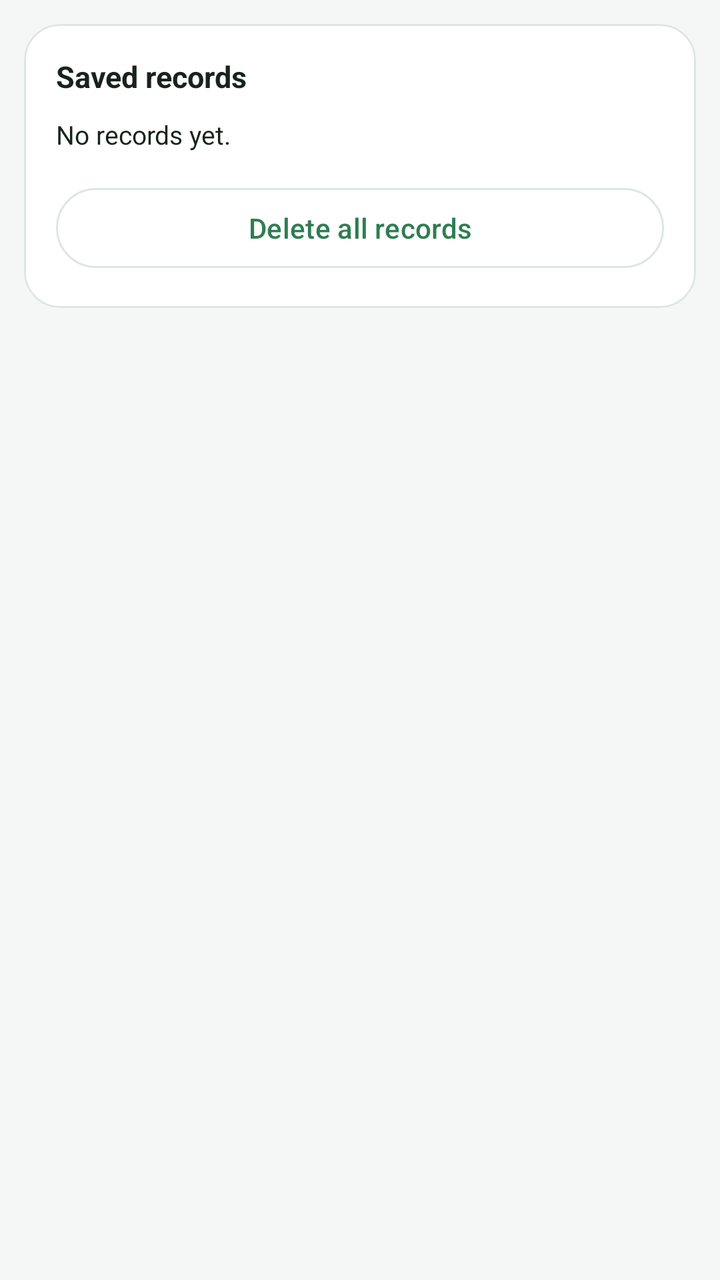
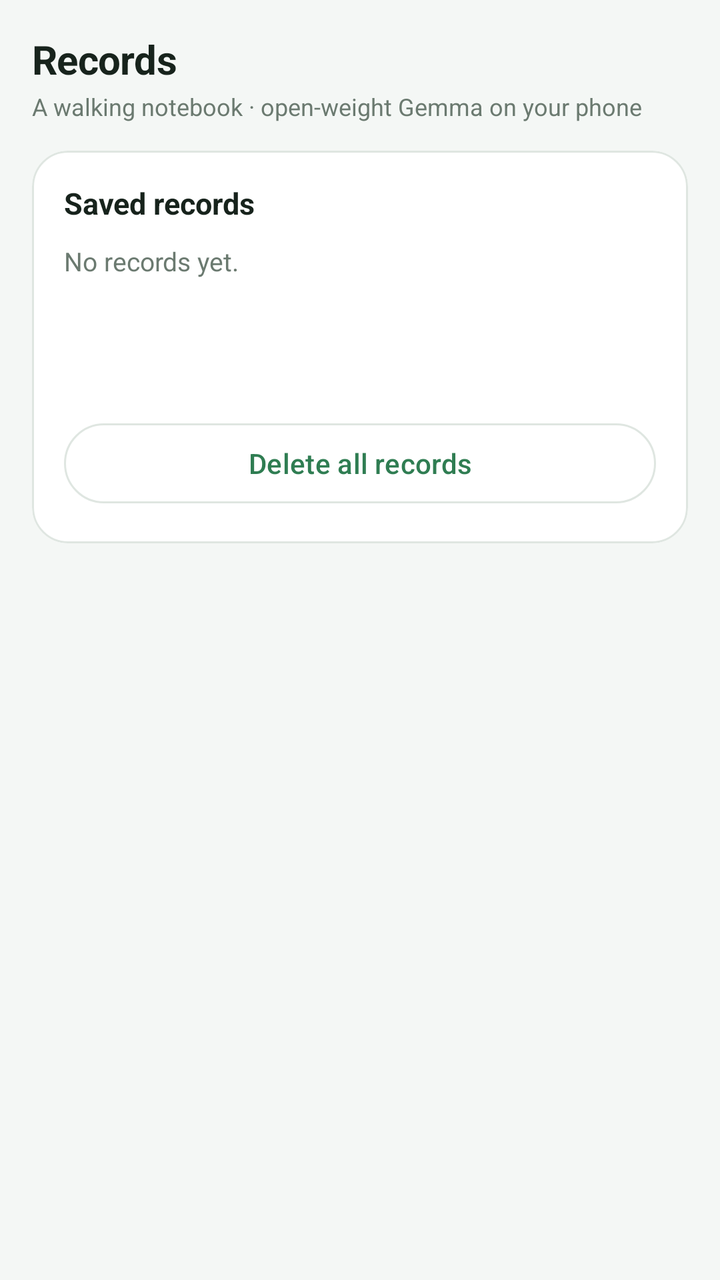

Before-and-after screenshots of an Android layout around one commit, followed by the original layout XML and the change that was made.
<!-- AndroidManifest.xml: application theme Theme.CivicWalk -->
<!-- res/layout/tab_records.xml -->
<?xml version="1.0" encoding="utf-8"?>
<LinearLayout xmlns:android="http://schemas.android.com/apk/res/android"
    android:layout_width="match_parent"
    android:layout_height="wrap_content"
    android:orientation="vertical"
    android:padding="12dp">

    <com.google.android.material.card.MaterialCardView
        style="@style/Card"
        android:layout_width="match_parent"
        android:layout_height="wrap_content">

        <LinearLayout
            android:layout_width="match_parent"
            android:layout_height="wrap_content"
            android:orientation="vertical">

            <TextView
                style="@style/SectionTitle"
                android:layout_width="wrap_content"
                android:layout_height="wrap_content"
                android:text="@string/c_records" />

            <TextView
                android:id="@+id/tvRecords"
                style="@style/Body"
                android:layout_width="match_parent"
                android:layout_height="wrap_content"
                android:lineSpacingMultiplier="1.3"
                android:text="@string/empty" />

            <com.google.android.material.button.MaterialButton
                android:id="@+id/btnClearRecords"
                style="@style/Widget.Material3.Button.OutlinedButton"
                android:layout_width="match_parent"
                android:layout_height="wrap_content"
                android:layout_marginTop="14dp"
                android:text="@string/btn_clear_records" />
        </LinearLayout>
    </com.google.android.material.card.MaterialCardView>
</LinearLayout>
<!-- resources referenced by this layout -->
<resources>
  <string name="btn_clear_records">Delete all records</string>
  <string name="c_records">Saved records</string>
  <string name="empty">No records yet.</string>
  <style name="Body">
          <item name="android:textSize">13sp</item>
          <item name="android:textColor">@color/ink</item>
          <item name="android:lineSpacingMultiplier">1.15</item>
      </style>
  <style name="Card">
          <item name="cardCornerRadius">18dp</item>
          <item name="cardElevation">0dp</item>
          <item name="strokeColor">@color/line</item>
          <item name="strokeWidth">1dp</item>
          <item name="cardBackgroundColor">@color/card</item>
          <item name="contentPadding">16dp</item>
      </style>
  <style name="SectionTitle">
          <item name="android:textSize">15sp</item>
          <item name="android:textStyle">bold</item>
          <item name="android:textColor">@color/ink</item>
          <item name="android:layout_marginBottom">10dp</item>
      </style>
  <style name="Theme.CivicWalk" parent="Theme.Material3.Light.NoActionBar">
          <item name="colorPrimary">@color/accent</item>
          <item name="colorOnPrimary">@color/white</item>
          <item name="colorPrimaryContainer">@color/accent_soft</item>
          <item name="colorOnPrimaryContainer">@color/ink</item>
          <item name="colorSecondary">@color/amber</item>
          <item name="colorSecondaryContainer">@color/amber_soft</item>
          <item name="colorSurface">@color/card</item>
          <item name="colorOnSurface">@color/ink</item>
          <item name="colorOnSurfaceVariant">@color/muted</item>
          <item name="colorOutline">@color/line</item>
          <item name="android:colorBackground">@color/bg</item>
          <item name="android:textColorPrimary">@color/ink</item>
          <item name="android:textColorSecondary">@color/muted</item>
          <item name="android:statusBarColor">@color/bg</item>
          <item name="android:navigationBarColor">@color/bg</item>
          <item name="android:windowLightStatusBar">true</item>
          <item name="android:windowLightNavigationBar" tools:targetApi="o_mr1">true</item>
          
          <item name="android:forceDarkAllowed" tools:targetApi="q">false</item>
      </style>
  <color name="ink">#17231C</color>
  <color name="line">#DFE6E1</color>
  <color name="card">#FFFFFF</color>
  <color name="accent">#2F7D52</color>
  <color name="white">#FFFFFF</color>
  <color name="accent_soft">#DCEFE3</color>
  <color name="amber">#C9A227</color>
  <color name="amber_soft">#F7EFD6</color>
  <color name="muted">#6B7A70</color>
  <color name="bg">#F4F7F5</color>
</resources>

<!-- the commit's change to res/layout/tab_records.xml (unified diff, before → after) -->
@@ -3,7 +3,21 @@
     android:layout_width="match_parent"
     android:layout_height="wrap_content"
     android:orientation="vertical"
-    android:padding="12dp">
+    android:padding="16dp">
+
+    <TextView
+        style="@style/PageTitle"
+        android:layout_width="wrap_content"
+        android:layout_height="wrap_content"
+        android:text="@string/tab_records" />
+
+    <TextView
+        style="@style/Hint"
+        android:layout_width="match_parent"
+        android:layout_height="wrap_content"
+        android:layout_marginTop="2dp"
+        android:layout_marginBottom="14dp"
+        android:text="@string/header_sub" />
 
     <com.google.android.material.card.MaterialCardView
         style="@style/Card"
@@ -26,8 +40,10 @@
                 style="@style/Body"
                 android:layout_width="match_parent"
                 android:layout_height="wrap_content"
-                android:lineSpacingMultiplier="1.3"
-                android:text="@string/empty" />
+                android:lineSpacingMultiplier="1.35"
+                android:minHeight="72dp"
+                android:text="@string/empty"
+                android:textColor="@color/muted" />
 
             <com.google.android.material.button.MaterialButton
                 android:id="@+id/btnClearRecords"
<!-- resource entries referenced after the edit -->
@@ -3,6 +3,8 @@
   <string name="btn_clear_records">Delete all records</string>
   <string name="c_records">Saved records</string>
   <string name="empty">No records yet.</string>
+  <string name="header_sub">A walking notebook · open-weight Gemma on your phone</string>
+  <string name="tab_records">Records</string>
   <style name="Body">
           <item name="android:textSize">13sp</item>
           <item name="android:textColor">@color/ink</item>
@@ -15,6 +17,16 @@
           <item name="strokeWidth">1dp</item>
           <item name="cardBackgroundColor">@color/card</item>
           <item name="contentPadding">16dp</item>
+      </style>
+  <style name="Hint">
+          <item name="android:textSize">12sp</item>
+          <item name="android:textColor">@color/muted</item>
+      </style>
+  <style name="PageTitle">
+          <item name="android:textSize">20sp</item>
+          <item name="android:textStyle">bold</item>
+          <item name="android:textColor">@color/ink</item>
+          <item name="android:letterSpacing">-0.01</item>
       </style>
   <style name="SectionTitle">
           <item name="android:textSize">15sp</item>
